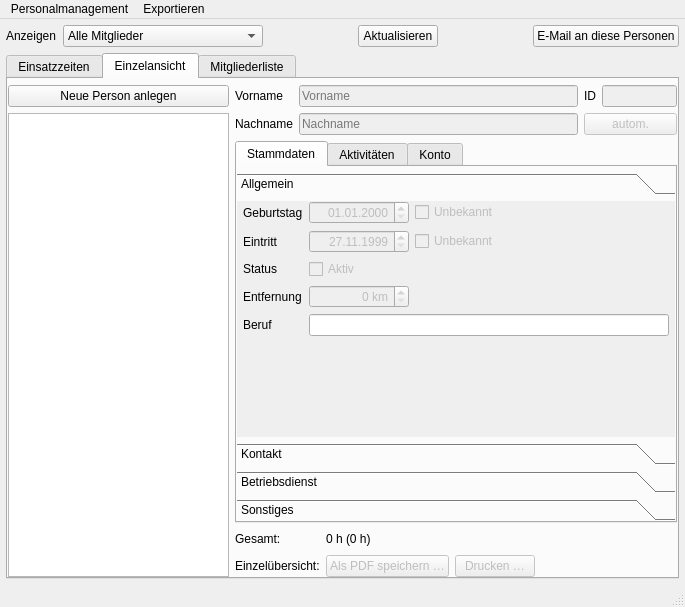
The window that Programm/personalwindow.ui (philjosch/Einsatzplaner) describes before a commit, drawn with Qt 5.
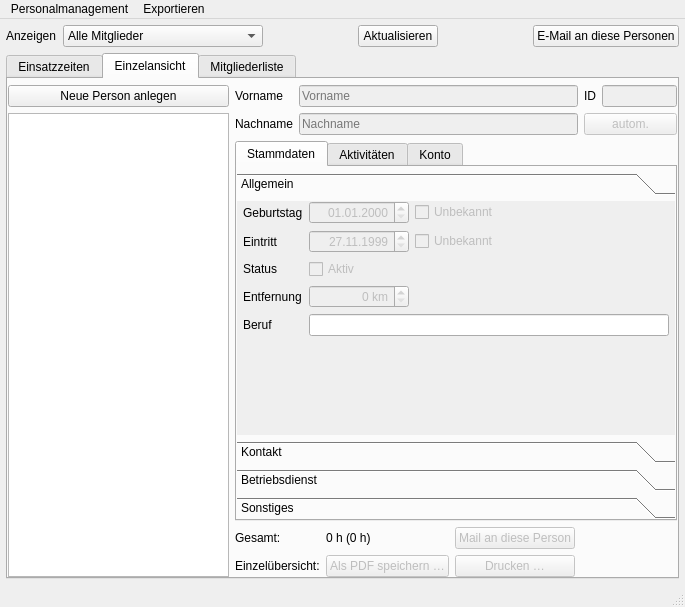
The same window after the commit. The open tabs and pages were chosen to show the change.

Commit message:
Knopf für Mail an eine Person
Es wurde in der Personalübersicht ein Knopf in der Einzelansicht eingefügt, über den eine Mail an die angezeigte Person gesendet werden kann.

Patch:
```diff
--- a/Programm/personalwindow.ui
+++ b/Programm/personalwindow.ui
@@ -2102,6 +2102,16 @@
             </property>
            </spacer>
           </item>
+          <item row="0" column="2">
+           <widget class="QPushButton" name="pushMailEinzel">
+            <property name="enabled">
+             <bool>false</bool>
+            </property>
+            <property name="text">
+             <string>Mail an diese Person</string>
+            </property>
+           </widget>
+          </item>
          </layout>
         </item>
        </layout>
```
Left out of the diff: 16 changed lines with no effect on the pictures. The commit also changes 2 other files.
